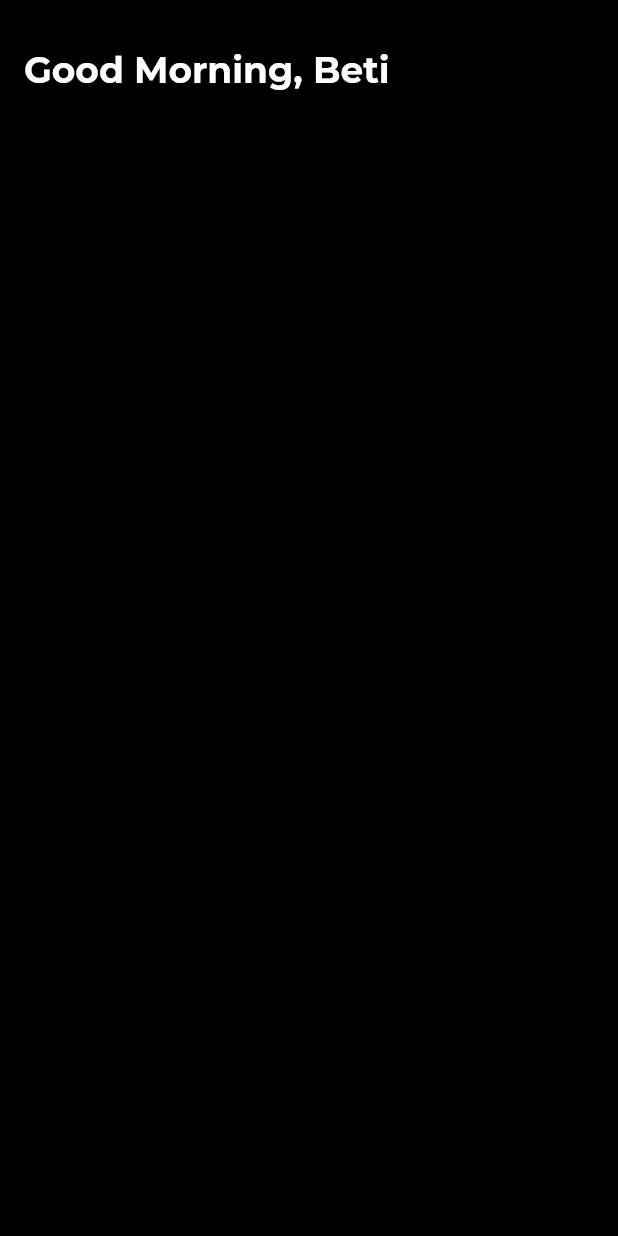
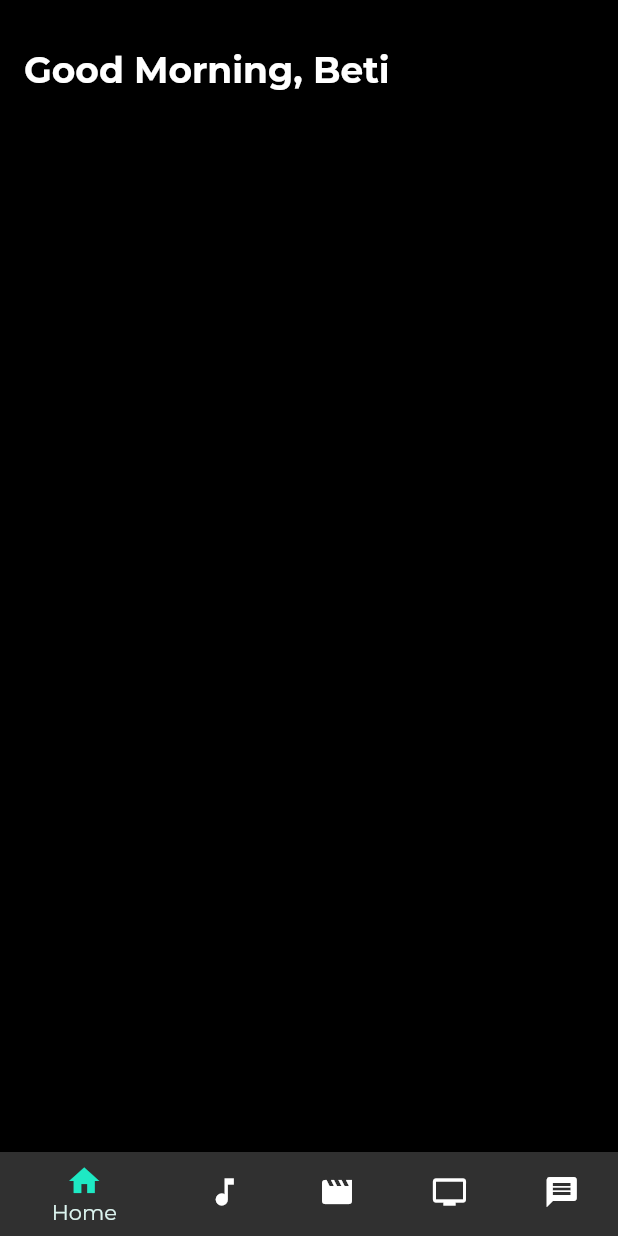
Before and after one commit to bhaskar-ruthvik/sync-groove, a Flutter app: the screen it shows after launch, on a phone screen of 412 x 824 dp. Run offline on Flutter 3.47's test engine with Material 2 defaults, Android fonts, the phone set to English and light mode, and no system bars; our stand-ins replace google_fonts.

Commit message:
Added Bottom Navigation Bar

```diff
--- a/lib/main.dart
+++ b/lib/main.dart
@@ -1,6 +1,7 @@
 import 'package:flutter/material.dart';
 import 'package:google_fonts/google_fonts.dart';
 import 'package:sync_groovy/screens/greeting_page.dart';
+import 'package:sync_groovy/widgets/main_drawer.dart';
 
 void main(){
   runApp(MyApp());
@@ -16,7 +17,7 @@ class MyApp extends StatelessWidget{
         useMaterial3: true,
         colorScheme: ColorScheme.fromSeed(
           brightness: Brightness.dark,
-          seedColor: const Color.fromARGB(0, 85, 254, 141),
+          seedColor: Color.fromARGB(178, 85, 254, 141),
           background: Colors.black
         ),
         textTheme: GoogleFonts.montserratTextTheme().copyWith(
@@ -25,12 +26,20 @@ class MyApp extends StatelessWidget{
             fontWeight: FontWeight.bold,
             color: Colors.white,
           ),
+        ),
+        bottomNavigationBarTheme: BottomNavigationBarThemeData(
+          backgroundColor: Color.fromARGB(253, 24, 24, 202),
+          selectedItemColor: Color.fromARGB(255, 220, 245, 240),
+          unselectedItemColor: Colors.white,
+          selectedIconTheme: IconThemeData(
+            color: Color.fromARGB(255, 30, 233, 196)
+          ),
         )
         ,
         scaffoldBackgroundColor: Colors.black,
       ),
 
-      home: GreetingScreen(),
+      home: MainDrawer(),
 
     );
   }
--- /dev/null
+++ b/lib/widgets/main_drawer.dart
@@ -0,0 +1,36 @@
+import 'package:flutter/material.dart';
+import 'package:sync_groovy/screens/greeting_page.dart';
+
+class MainDrawer extends StatefulWidget {
+  const MainDrawer({super.key});
+
+  @override
+  State<MainDrawer> createState() {
+    return _MainDrawerState();
+  }
+}
+
+class _MainDrawerState extends State<MainDrawer> {
+  int _currentIndex = 0;
+  @override
+  Widget build(BuildContext context) {
+    return Scaffold(
+      body: GreetingScreen(),
+      bottomNavigationBar: BottomNavigationBar(
+        currentIndex:_currentIndex ,
+        onTap: (value) {
+          setState(() {
+            _currentIndex= value;
+          });
+
+        },
+        items: [
+        BottomNavigationBarItem(icon: Icon(Icons.home), label: 'Home'),
+        BottomNavigationBarItem(icon: Icon(Icons.music_note), label: 'Music'),
+        BottomNavigationBarItem(icon: Icon(Icons.movie),label: 'Movies'),
+        BottomNavigationBarItem(icon: Icon(Icons.tv),label: 'Shows'),
+        BottomNavigationBarItem(icon: Icon(Icons.message),label: 'Messages'),
+      ]),
+    );
+  }
+}
```
